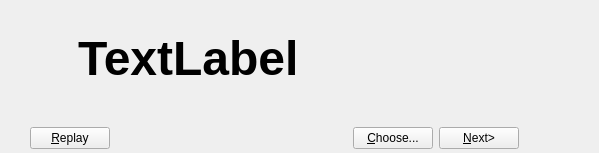
This is src/view/WinFailDialog.ui in the-butterfly-effect/tbe as Qt 5 draws it before an edit. The edited form follows.
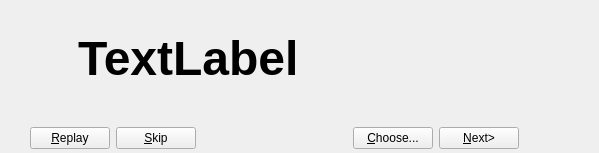
This is the edited form. Icons and pictures are not drawn. Custom widgets are drawn as their Qt base class.

Diff of the .ui file:
```diff
--- a/src/view/WinFailDialog.ui
+++ b/src/view/WinFailDialog.ui
@@ -119,6 +119,16 @@
           </property>
          </widget>
         </item>
+        <item>
+         <widget class="QPushButton" name="skipButton">
+          <property name="styleSheet">
+           <string notr="true">background: url(:/button.png);</string>
+          </property>
+          <property name="text">
+           <string>&amp;Skip</string>
+          </property>
+         </widget>
+        </item>
         <item>
          <spacer name="horizontalSpacer">
           <property name="orientation">
```
